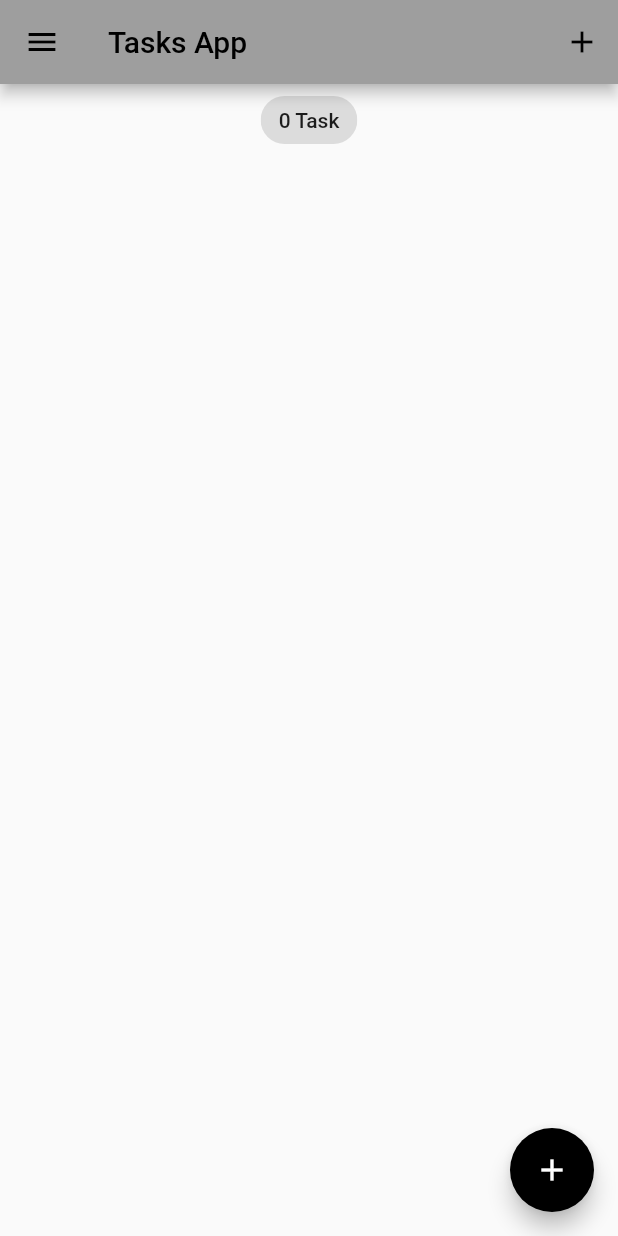
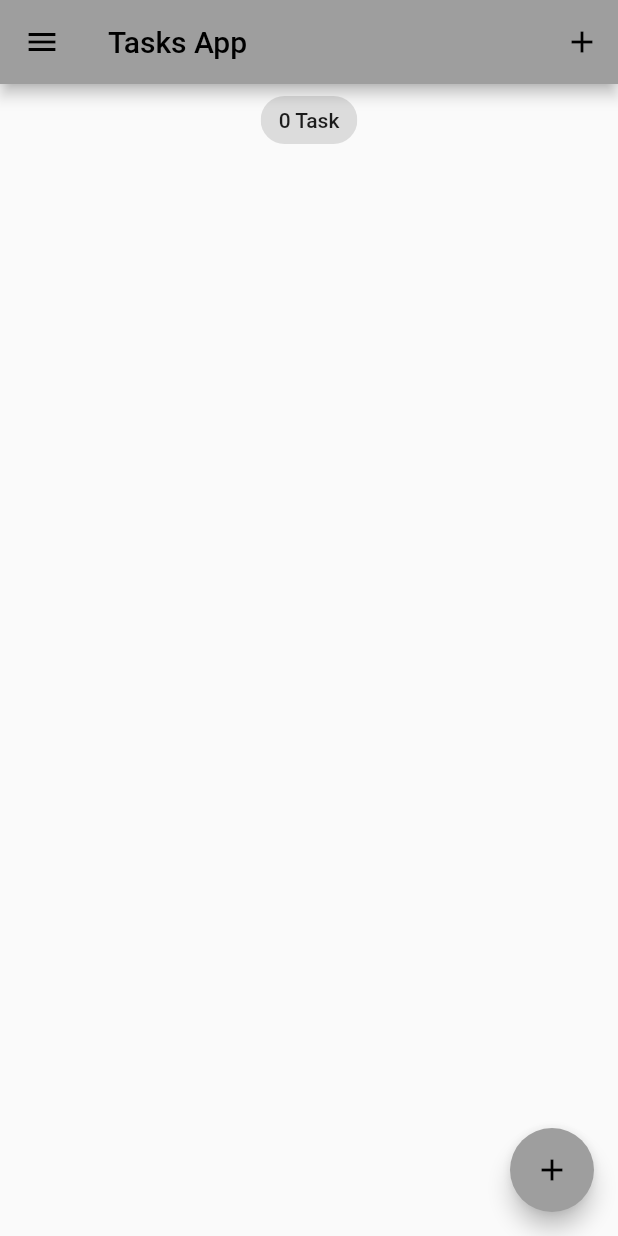
Before and after one commit to ngphsotu/flutter_bloc_tasks_app, a Flutter app: the screen it shows after launch, on a phone screen of 412 x 824 dp. Run offline on Flutter 3.47's test engine with Material 2 defaults, Android fonts, the phone set to English and light mode, and no system bars; our stand-ins replace equatable, flutter_bloc, hydrated_bloc.

Commit message:
change color

```diff
--- a/lib/screens/my_drawer.dart
+++ b/lib/screens/my_drawer.dart
@@ -1,6 +1,6 @@
 import 'package:flutter/material.dart';
 
-import '../blocs/bloc_exports.dart';
+import '/blocs/bloc_exports.dart';
 import '/screens/trash_screen.dart';
 import '/screens/tasks_screen.dart';
 
--- a/lib/services/app_theme.dart
+++ b/lib/services/app_theme.dart
@@ -23,8 +23,8 @@ class AppThemes {
         unselectedItemColor: Colors.white,
       ),
       floatingActionButtonTheme: const FloatingActionButtonThemeData(
-        backgroundColor: Colors.black,
-        foregroundColor: Colors.white,
+        backgroundColor: Colors.grey,
+        foregroundColor: Colors.black,
       ),
     ),
 
@@ -46,7 +46,8 @@ class AppThemes {
         unselectedItemColor: Colors.white,
       ),
       floatingActionButtonTheme: const FloatingActionButtonThemeData(
-        backgroundColor: Colors.white,
+        backgroundColor: Colors.black54,
+        foregroundColor: Colors.white,
       ),
     ),
   };
```
